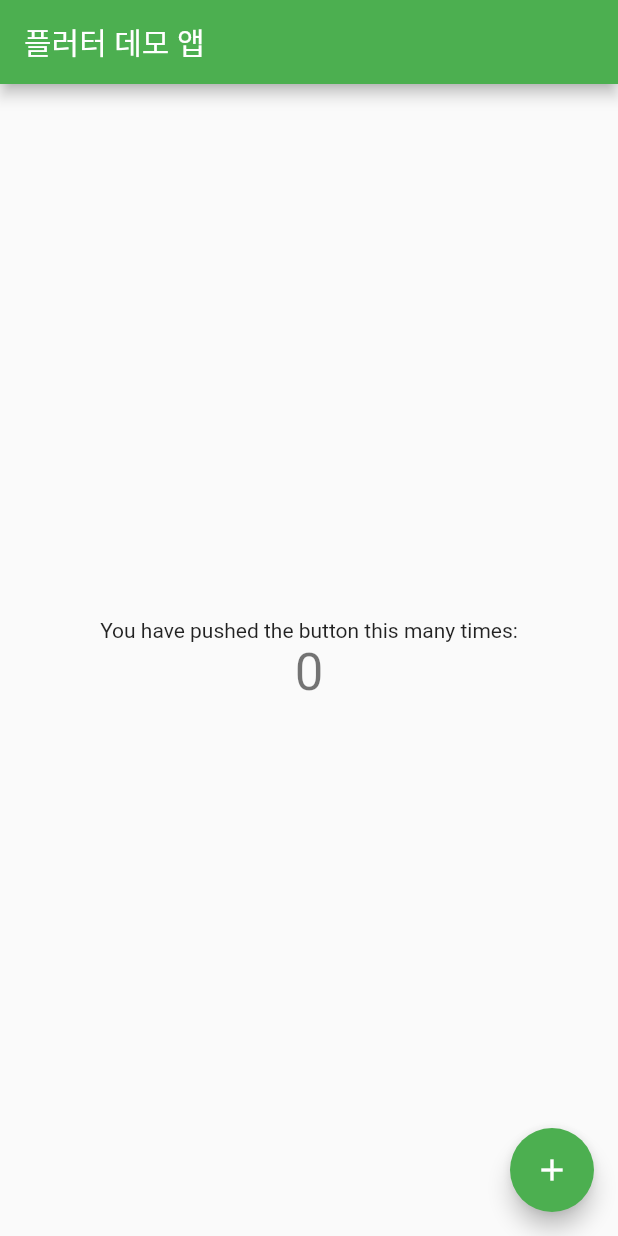
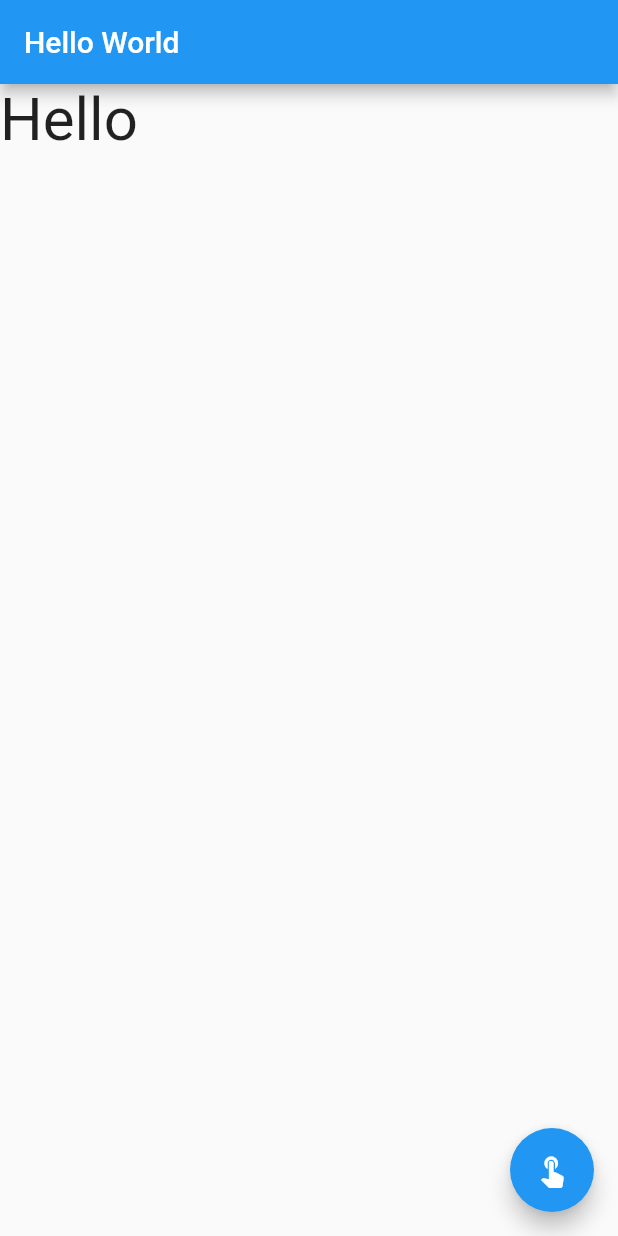
Before and after one commit to wkdgus1164/flutter-study, a Flutter app: the screen it shows after launch, on a phone screen of 412 x 824 dp. Run offline on Flutter 3.47's test engine with Material 2 defaults, Android fonts, the phone set to English and light mode, and no system bars.

```diff
--- a/flutter_app/lib/main.dart
+++ b/flutter_app/lib/main.dart
@@ -1,66 +1,39 @@
 import 'package:flutter/material.dart';
 
-void main() {
-  runApp(const MyApp());
-}
+void main() => runApp(MyApp());
 
 class MyApp extends StatelessWidget {
-  const MyApp({Key? key}) : super(key: key);
-
   @override
   Widget build(BuildContext context) {
     return MaterialApp(
-      title: 'Flutter Demo',
-      theme: ThemeData(
-        primarySwatch: Colors.green,
-      ),
-      home: const MyHomePage(title: '플러터 데모 앱'),
-    );
+        title: "Flutter Demo",
+        theme: ThemeData(primarySwatch: Colors.blue),
+        home: MyHomePage());
   }
 }
 
 class MyHomePage extends StatefulWidget {
-  const MyHomePage({Key? key, required this.title}) : super(key: key);
-  final String title;
-
   @override
-  State<MyHomePage> createState() => _MyHomePageState();
+  _MyHomePageState createState() => _MyHomePageState();
 }
 
 class _MyHomePageState extends State<MyHomePage> {
-  int _counter = 0;
-
-  void _incrementCounter() {
-    setState(() {
-      _counter++;
-    });
-  }
+  var _text = 'Hello';
 
   @override
   Widget build(BuildContext context) {
     return Scaffold(
       appBar: AppBar(
-        title: Text(widget.title),
+        title: Text('Hello World'),
       ),
-      body: Center(
-        child: Column(
-          mainAxisAlignment: MainAxisAlignment.center,
-          children: <Widget>[
-            const Text(
-              'You have pushed the button this many times:',
-            ),
-            Text(
-              '$_counter',
-              style: Theme.of(context).textTheme.headline4,
-            ),
-          ],
-        ),
-      ),
+      body: Text(_text, style: TextStyle(fontSize: 40)),
       floatingActionButton: FloatingActionButton(
-        onPressed: _incrementCounter,
-        tooltip: 'Increment',
-        child: const Icon(Icons.add),
-      ),
+          onPressed: () {
+            setState(() {
+              _text += "World";
+            });
+          },
+          child: Icon(Icons.touch_app)),
     );
   }
 }
```
